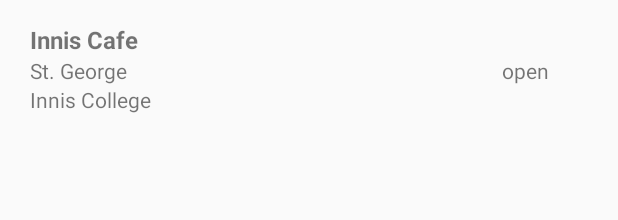
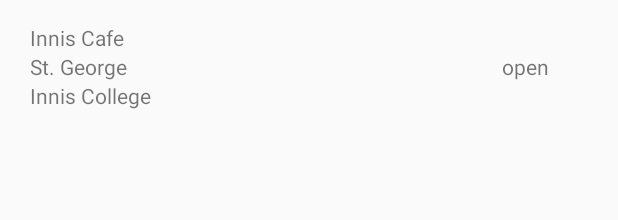
Before and after one commit to SoniaZaldana/uoftfood, an Android app: the layout food_provider_list_item.xml on its own in the app's theme, with its tools: preview values and no code run, on a phone screen of 412 x 824 dp. Shown: the top 220 px of the screen. Run offline under Robolectric (Android 15) with nearby library versions, the phone set to English and light mode, and no system bars.

Commit message:
Fixed list item layout and added a header one

```diff
--- a/app/src/main/res/layout/layout_food_provider_list_item.xml
+++ b/app/src/main/res/layout/food_provider_list_item.xml
@@ -7,7 +7,7 @@
 
     <TextView
         android:id="@+id/name"
-        style="@style/bold_font_16"
+        style="@style/regular_font_16"
         android:layout_width="wrap_content"
         android:layout_height="wrap_content"
         android:layout_alignParentTop="true"
```
Also changed, not shown: app/src/main/res/layout/header_list_item.xml (added, +16 -0 lines).
